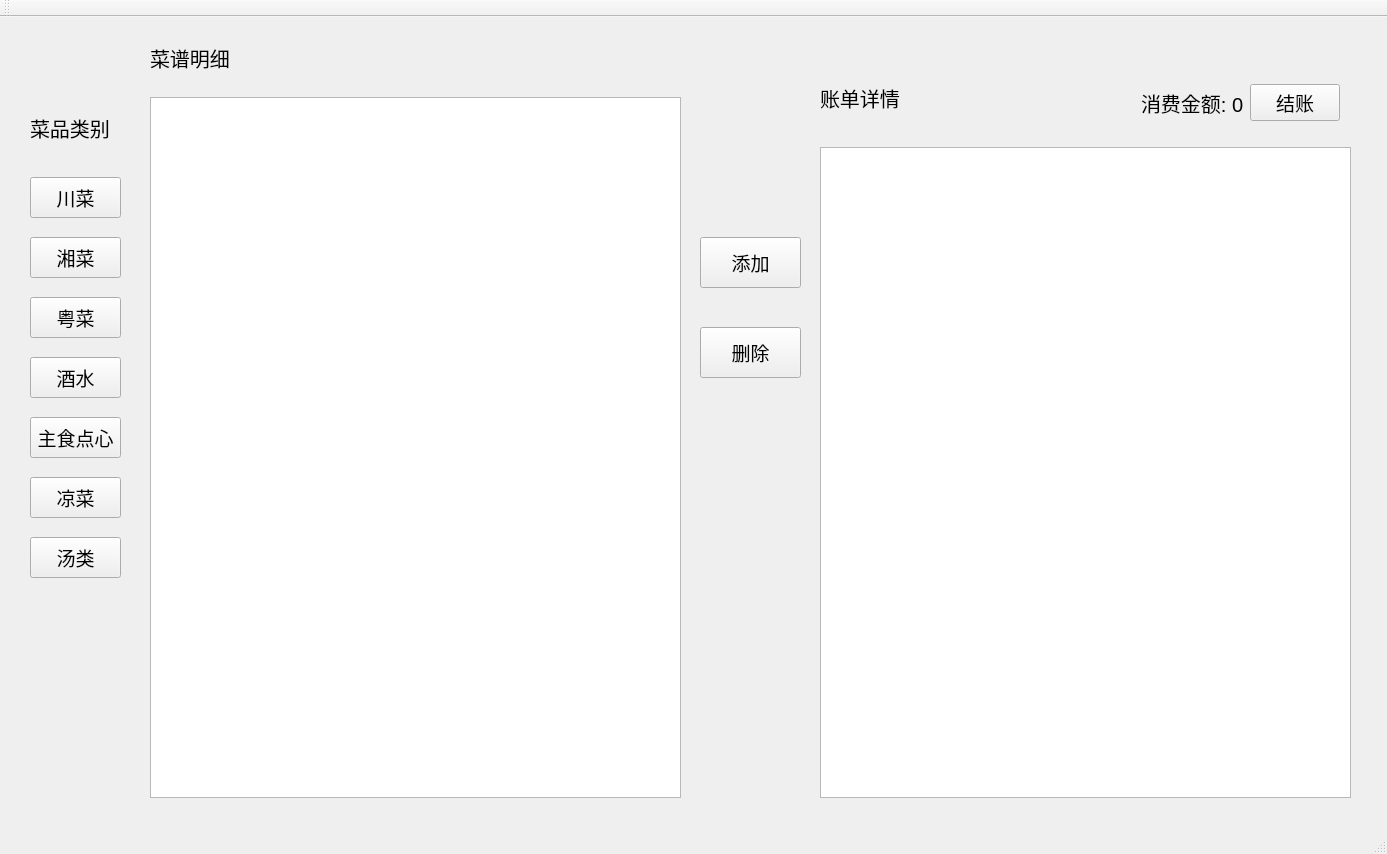
Old version of the form mainwindow.ui in the repository L1B0/resturant.
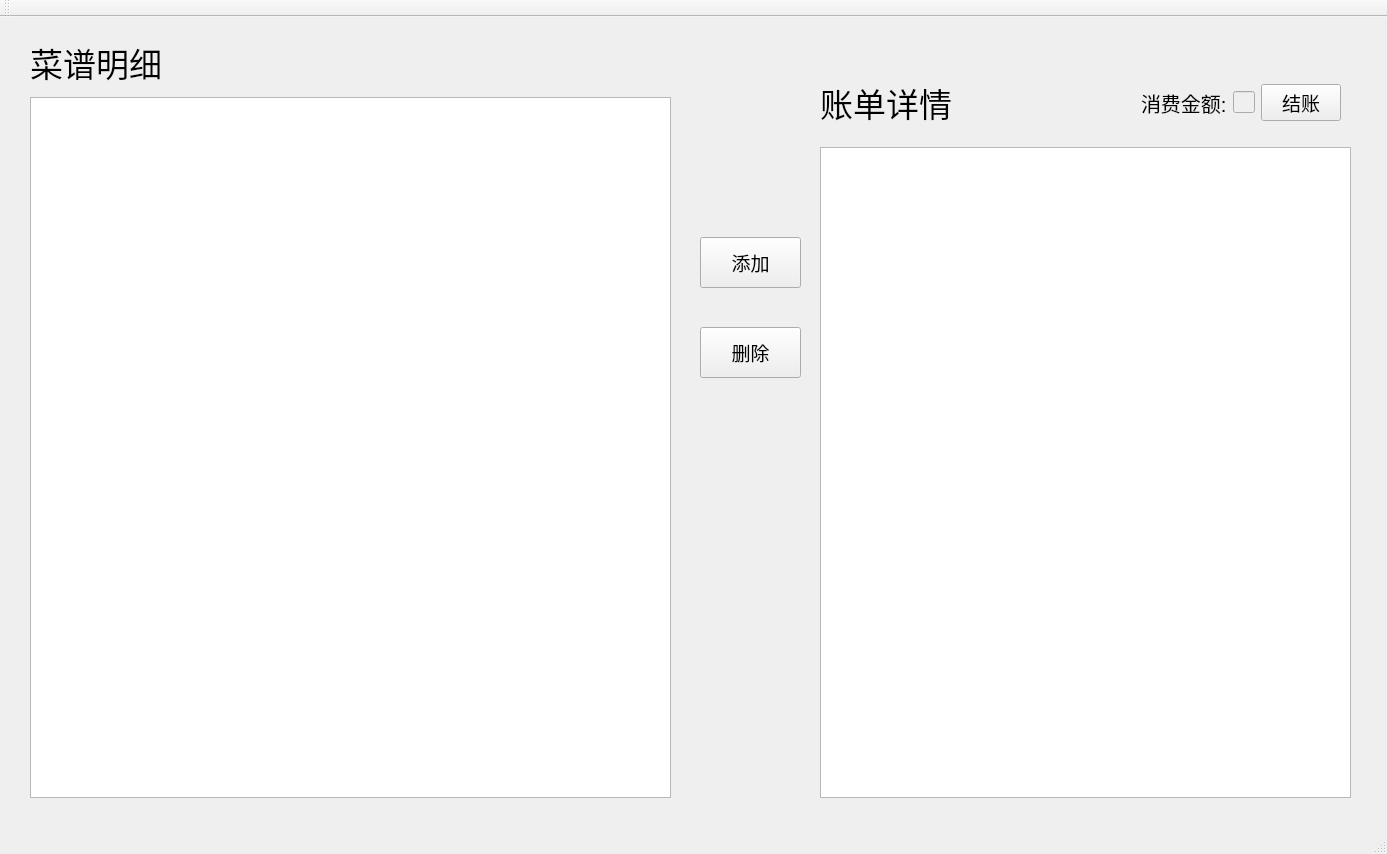
New version of the form.

Patch:
```diff
--- a/mainwindow.ui
+++ b/mainwindow.ui
@@ -17,157 +17,13 @@
    <widget class="QTableWidget" name="tableWidget">
     <property name="geometry">
      <rect>
-      <x>150</x>
+      <x>30</x>
       <y>80</y>
-      <width>531</width>
+      <width>641</width>
       <height>701</height>
      </rect>
     </property>
    </widget>
-   <widget class="QPushButton" name="pushButton">
-    <property name="geometry">
-     <rect>
-      <x>30</x>
-      <y>160</y>
-      <width>91</width>
-      <height>41</height>
-     </rect>
-    </property>
-    <property name="font">
-     <font>
-      <pointsize>14</pointsize>
-     </font>
-    </property>
-    <property name="text">
-     <string>川菜</string>
-    </property>
-   </widget>
-   <widget class="QPushButton" name="pushButton_2">
-    <property name="geometry">
-     <rect>
-      <x>30</x>
-      <y>220</y>
-      <width>91</width>
-      <height>41</height>
-     </rect>
-    </property>
-    <property name="font">
-     <font>
-      <pointsize>14</pointsize>
-     </font>
-    </property>
-    <property name="text">
-     <string>湘菜</string>
-    </property>
-   </widget>
-   <widget class="QPushButton" name="pushButton_3">
-    <property name="geometry">
-     <rect>
-      <x>30</x>
-      <y>280</y>
-      <width>91</width>
-      <height>41</height>
-     </rect>
-    </property>
-    <property name="font">
-     <font>
-      <pointsize>14</pointsize>
-     </font>
-    </property>
-    <property name="text">
-     <string>粤菜</string>
-    </property>
-   </widget>
-   <widget class="QPushButton" name="pushButton_4">
-    <property name="geometry">
-     <rect>
-      <x>30</x>
-      <y>340</y>
-      <width>91</width>
-      <height>41</height>
-     </rect>
-    </property>
-    <property name="font">
-     <font>
-      <pointsize>14</pointsize>
-     </font>
-    </property>
-    <property name="text">
-     <string>酒水</string>
-    </property>
-   </widget>
-   <widget class="QPushButton" name="pushButton_5">
-    <property name="geometry">
-     <rect>
-      <x>30</x>
-      <y>460</y>
-      <width>91</width>
-      <height>41</height>
-     </rect>
-    </property>
-    <property name="font">
-     <font>
-      <pointsize>14</pointsize>
-     </font>
-    </property>
-    <property name="text">
-     <string>凉菜</string>
-    </property>
-   </widget>
-   <widget class="QPushButton" name="pushButton_6">
-    <property name="geometry">
-     <rect>
-      <x>30</x>
-      <y>400</y>
-      <width>91</width>
-      <height>41</height>
-     </rect>
-    </property>
-    <property name="font">
-     <font>
-      <pointsize>14</pointsize>
-     </font>
-    </property>
-    <property name="text">
-     <string>主食点心</string>
-    </property>
-   </widget>
-   <widget class="QPushButton" name="pushButton_7">
-    <property name="geometry">
-     <rect>
-      <x>30</x>
-      <y>520</y>
-      <width>91</width>
-      <height>41</height>
-     </rect>
-    </property>
-    <property name="font">
-     <font>
-      <pointsize>14</pointsize>
-     </font>
-    </property>
-    <property name="text">
-     <string>汤类</string>
-    </property>
-   </widget>
-   <widget class="QLabel" name="label">
-    <property name="geometry">
-     <rect>
-      <x>30</x>
-      <y>90</y>
-      <width>91</width>
-      <height>41</height>
-     </rect>
-    </property>
-    <property name="font">
-     <font>
-      <pointsize>15</pointsize>
-     </font>
-    </property>
-    <property name="text">
-     <string>菜品类别</string>
-    </property>
-   </widget>
    <widget class="QPushButton" name="pushButton_8">
     <property name="geometry">
      <rect>
@@ -209,13 +65,13 @@
      <rect>
       <x>820</x>
       <y>60</y>
-      <width>101</width>
-      <height>41</height>
+      <width>151</width>
+      <height>51</height>
      </rect>
     </property>
     <property name="font">
      <font>
-      <pointsize>15</pointsize>
+      <pointsize>25</pointsize>
      </font>
     </property>
     <property name="text">
@@ -225,15 +81,15 @@
    <widget class="QLabel" name="label_3">
     <property name="geometry">
      <rect>
-      <x>150</x>
+      <x>30</x>
       <y>20</y>
-      <width>101</width>
-      <height>41</height>
+      <width>151</width>
+      <height>51</height>
      </rect>
     </property>
     <property name="font">
      <font>
-      <pointsize>15</pointsize>
+      <pointsize>25</pointsize>
      </font>
     </property>
     <property name="text">
@@ -250,12 +106,12 @@
      </rect>
     </property>
    </widget>
-   <widget class="QWidget" name="">
+   <widget class="QWidget" name="layoutWidget">
     <property name="geometry">
      <rect>
       <x>1130</x>
       <y>50</y>
-      <width>221</width>
+      <width>222</width>
       <height>71</height>
      </rect>
     </property>
@@ -268,12 +124,19 @@
         </font>
        </property>
        <property name="text">
-        <string>消费金额: 0</string>
+        <string>消费金额: </string>
        </property>
       </widget>
      </item>
      <item>
-      <widget class="QPushButton" name="pushButton_10">
+      <widget class="QLineEdit" name="sumPrice">
+       <property name="enabled">
+        <bool>false</bool>
+       </property>
+      </widget>
+     </item>
+     <item>
+      <widget class="QPushButton" name="squareCounts">
        <property name="font">
         <font>
          <pointsize>14</pointsize>
```
